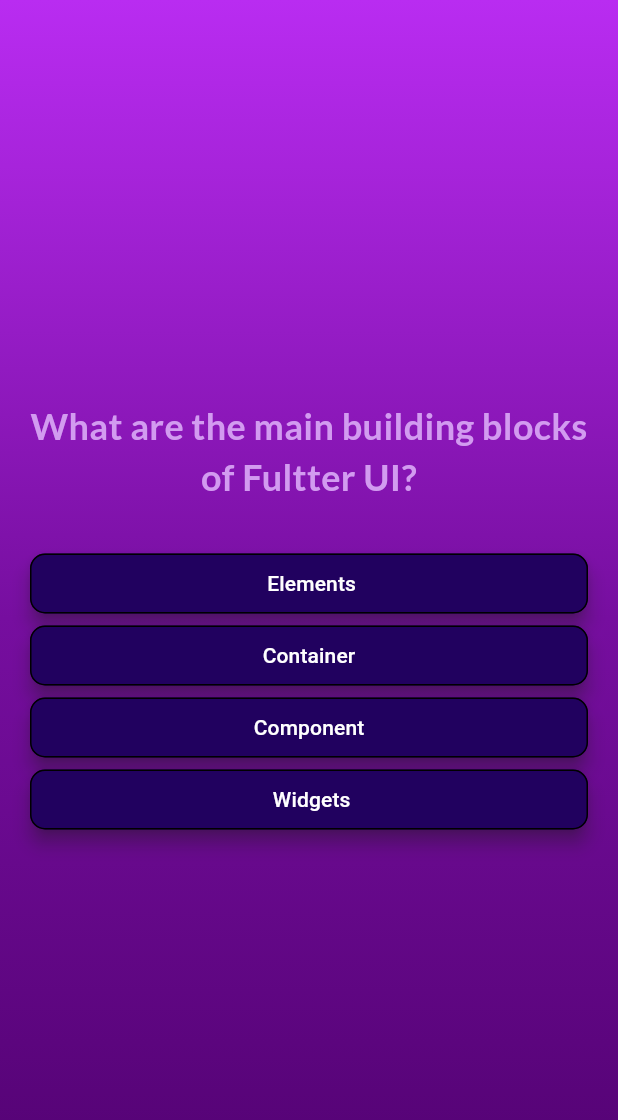
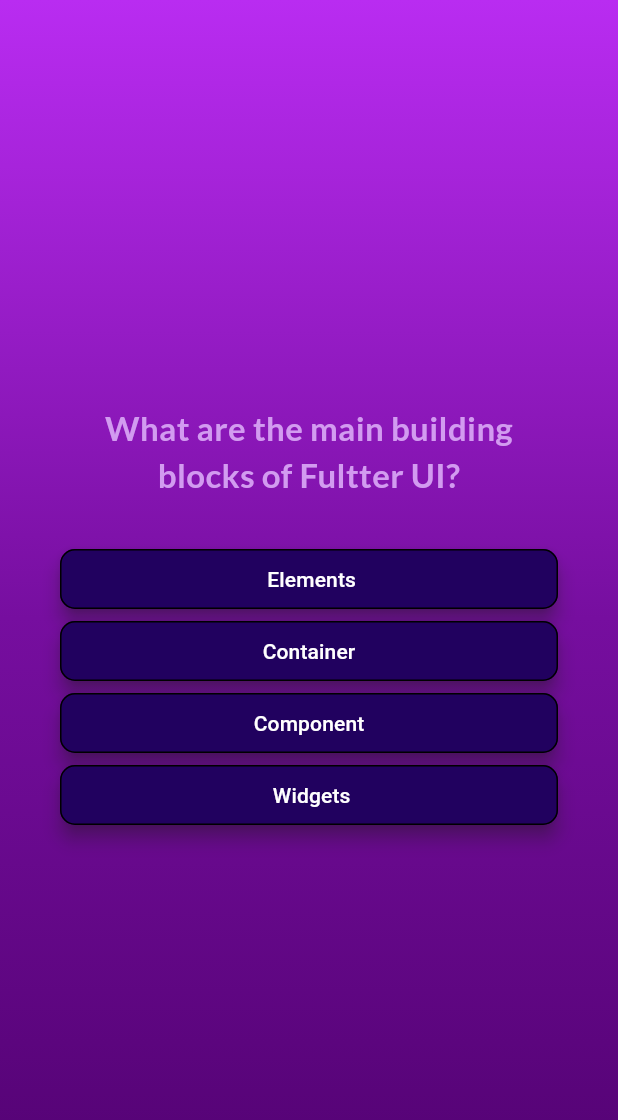
Before and after one commit to Faizan-26/flutter_quiz, a Flutter app: the screen it shows after launch, after a tap on "Start Quiz", on a phone screen of 412 x 824 dp. Shown: the top 1120 px of the screen. Run offline on Flutter 3.47's test engine with Material 3 defaults, Android fonts, the phone set to English and light mode, and no system bars; our stand-ins replace google_fonts.

Commit message:
Added imports for package google_fonts

```diff
--- a/lib/question_screen.dart
+++ b/lib/question_screen.dart
@@ -4,7 +4,8 @@ import 'package:flutter_quiz/data/questions.dart';
 import 'package:google_fonts/google_fonts.dart';
 
 class Questions extends StatefulWidget {
-  const Questions({super.key});
+  const Questions({Key? key}) : super(key: key);
+
   @override
   State<Questions> createState() {
     return _ListOfQuestion();
@@ -12,7 +13,10 @@ class Questions extends StatefulWidget {
 }
 
 class _ListOfQuestion extends State<Questions> {
-  var currentQuestionIndex = 0;
+  // Variable to keep track of the current question index
+  int currentQuestionIndex = 0;
+
+  // Function to handle the answer submission
   void answerQuestion() {
     setState(() {
       currentQuestionIndex++;
@@ -20,30 +24,42 @@ class _ListOfQuestion extends State<Questions> {
   }
 
   @override
-  Widget build(context) {
-    final currentquestion = questions[currentQuestionIndex];
+  Widget build(BuildContext context) {
+    // Get the current question from the list of questions
+    final currentQuestion = questions[currentQuestionIndex];
+
     return Center(
       child: SizedBox(
         width: double.infinity,
         child: Container(
-          // padding:const EdgeInsets.all(20), // do same as margin here
+          // Add padding to the container
+          padding: const EdgeInsets.all(20),
+
+          // Add margin to the container
           margin: const EdgeInsets.all(20),
+
+          // Create a column to display the question and its options
           child: Column(
             mainAxisAlignment: MainAxisAlignment.center,
             crossAxisAlignment: CrossAxisAlignment.stretch,
             children: [
+              // Display the question text
               Text(
-                currentquestion.text,
+                currentQuestion.text,
                 style: GoogleFonts.lato(
                   color: const Color.fromARGB(255, 210, 155, 240),
-                  fontSize: 24,
+                  fontSize: 22,
                   fontWeight: FontWeight.bold,
                   // letterSpacing: 0.5,
                 ),
                 textAlign: TextAlign.center,
-              ), //questions here
+              ),
+
+              // Add some space between the question and the options
               const SizedBox(height: 30),
-              ...currentquestion.getShuffledAnswers().map(
+
+              // Display the shuffled options as answer buttons
+              ...currentQuestion.getShuffledAnswers().map(
                 (answer) {
                   return AnswerButton(answer, answerQuestion);
                 },
@@ -55,3 +71,13 @@ class _ListOfQuestion extends State<Questions> {
     );
   }
 }
+//
+//In this code, we have a `Questions` widget that displays a list of questions. Each question has a text and a list of possible answers. The `AnswerButton` widget is used to display the answers.
+//
+//The `_ListOfQuestion` stateful widget manages the state of the current question index. When the user selects an answer, the `answerQuestion` function is called, which increments the current question index.
+//
+//The `build` method of the `_ListOfQuestion` widget creates a `Column` widget with the question text and the answer buttons. The `Column` widget is wrapped in a `Container` widget to add padding and margin.
+//
+//The `Text` widget is used to display the question text, and the `AnswerButton` widgets are created using the `map` function on the list of shuffled answers.
+//
+//The `SizedBox` widget with `height: 30` is used to add some space between the question and the answer buttons..</s>
--- a/lib/welcome_screen.dart
+++ b/lib/welcome_screen.dart
@@ -1,4 +1,5 @@
 import 'package:flutter/material.dart';
+import 'package:google_fonts/google_fonts.dart';
 
 class WelcomeScreen extends StatelessWidget {
   const WelcomeScreen(this.startQuiz, {super.key});
@@ -16,9 +17,9 @@ class WelcomeScreen extends StatelessWidget {
             color: const Color.fromARGB(155, 255, 255, 255),
           ),
           const SizedBox(height: 50),
-          const Text(
+          Text(
             "Lets learn flutter this way!",
-            style: TextStyle(
+            style: GoogleFonts.lato(
               color: Colors.white,
               fontSize: 24,
             ),
```
